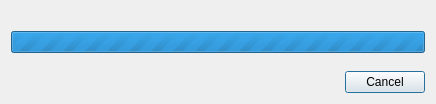
Old version of the form gui_source/dialoginstallmoduleprocess.ui in the repository horsicq/x64dbg-Plugin-Manager.
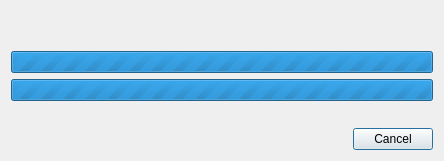
New version of the form.

```diff
--- a/gui_source/dialoginstallmoduleprocess.ui
+++ b/gui_source/dialoginstallmoduleprocess.ui
@@ -6,8 +6,8 @@
    <rect>
     <x>0</x>
     <y>0</y>
-    <width>436</width>
-    <height>104</height>
+    <width>444</width>
+    <height>161</height>
    </rect>
   </property>
   <property name="windowTitle">
@@ -25,7 +25,30 @@
     </widget>
    </item>
    <item>
-    <widget class="QProgressBar" name="progressBar">
+    <widget class="QLabel" name="labelInfoFile">
+     <property name="text">
+      <string/>
+     </property>
+     <property name="alignment">
+      <set>Qt::AlignCenter</set>
+     </property>
+    </widget>
+   </item>
+   <item>
+    <widget class="QProgressBar" name="progressBarModule">
+     <property name="maximum">
+      <number>0</number>
+     </property>
+     <property name="value">
+      <number>0</number>
+     </property>
+     <property name="alignment">
+      <set>Qt::AlignCenter</set>
+     </property>
+    </widget>
+   </item>
+   <item>
+    <widget class="QProgressBar" name="progressBarFile">
      <property name="maximum">
       <number>0</number>
      </property>
```
Left out of the diff: 2 changed lines with no effect on the pictures.
